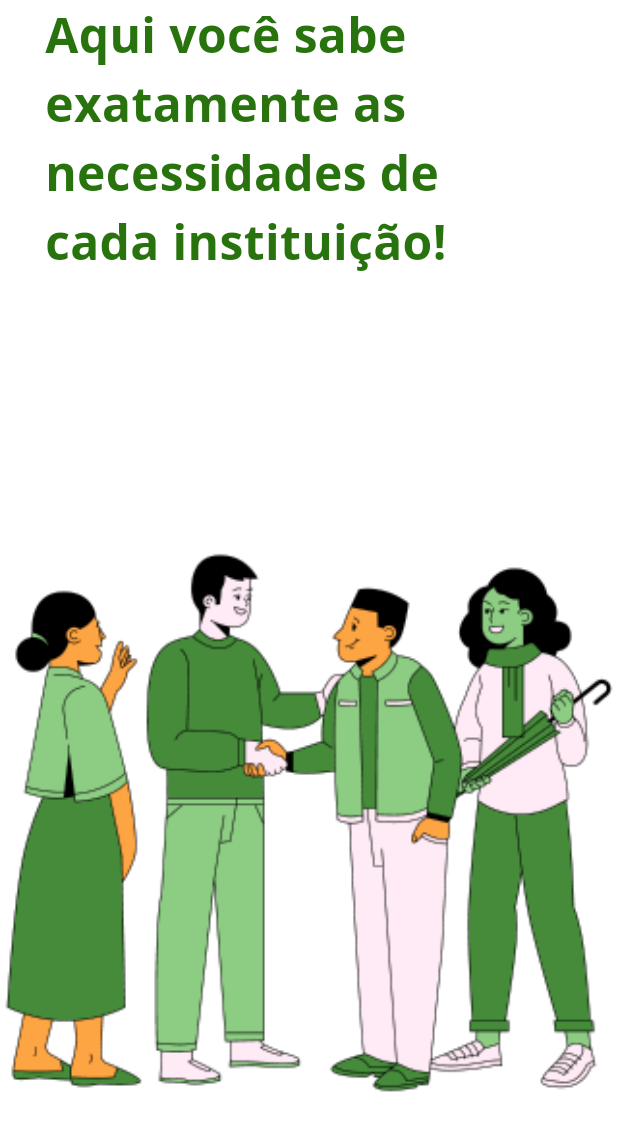
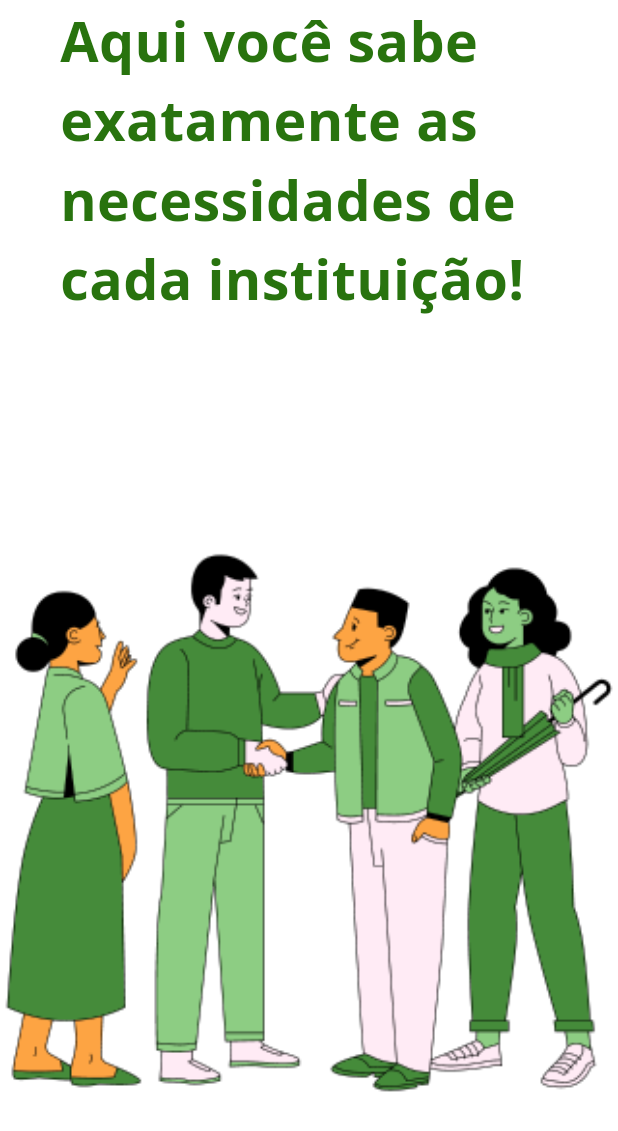
Before and after one commit to gui-henri/cint, a Flutter app: the Apresentacao1 screen opened by its route, on a phone screen of 412 x 824 dp. Shown: the top 1131 px of the screen. Run offline on Flutter 3.47's test engine with Material 3 defaults, Android fonts, the light colour scheme and no system bars; our stand-ins replace carousel_slider, flutter_svg, google_fonts.

Commit message:
texto responsivo

```diff
--- a/lib/pages/apresentacao/apresentacao1.dart
+++ b/lib/pages/apresentacao/apresentacao1.dart
@@ -24,12 +24,12 @@ class _Apresentacao1State extends State<Apresentacao1> {
             ),
           ),
           Container(
-            width: 300,
-            margin: const EdgeInsets.only(left: 30),
-            child: const Text(
+            width: MediaQuery.of(context).size.width * 2,
+            margin: const EdgeInsets.only(left: 40),
+            child: Text(
               'Aqui você sabe exatamente as necessidades de cada instituição!',
               style: TextStyle(
-                fontSize: 32,
+                fontSize: MediaQuery.of(context).size.width * 0.09,
                 fontWeight: FontWeight.bold,
                 color: Color(0xFF28730E),
               ),
```
Also changed, not shown: lib/pages/apresentacao/apresentacao2.dart (+4 -4 lines), lib/pages/apresentacao/apresentacao3.dart (+4 -4 lines).
